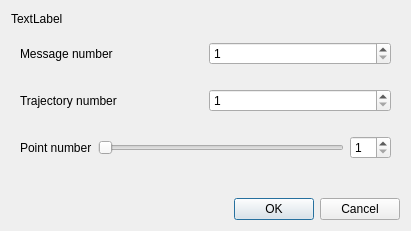
First picture: the form in resources/ui/choose_trajectory_dialog.ui, repository galou/freecad.cross, before the edit.
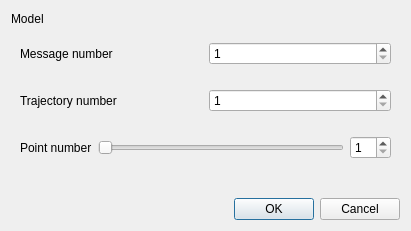
Second picture: the form after the edit.

Diff of the .ui file:
```diff
--- a/resources/ui/choose_trajectory_dialog.ui
+++ b/resources/ui/choose_trajectory_dialog.ui
@@ -17,7 +17,7 @@
    <item>
     <widget class="QLabel" name="model_label">
      <property name="text">
-      <string>TextLabel</string>
+      <string>Model</string>
      </property>
     </widget>
    </item>
```
Left out of the diff: 9 changed lines with no effect on the pictures.
